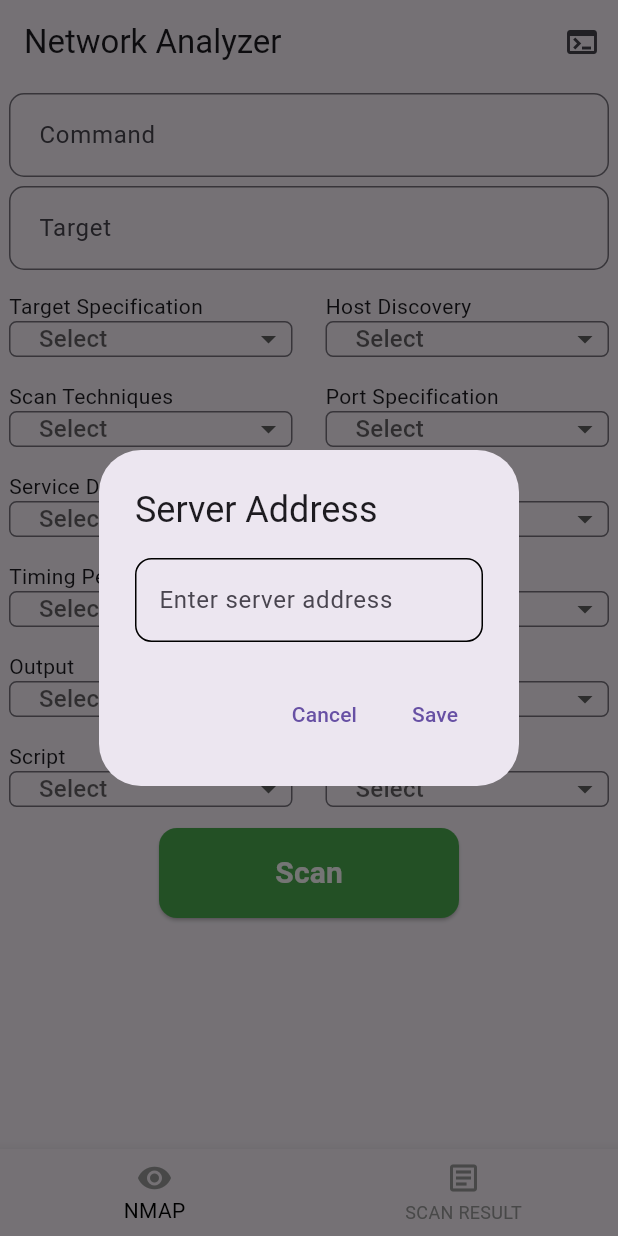
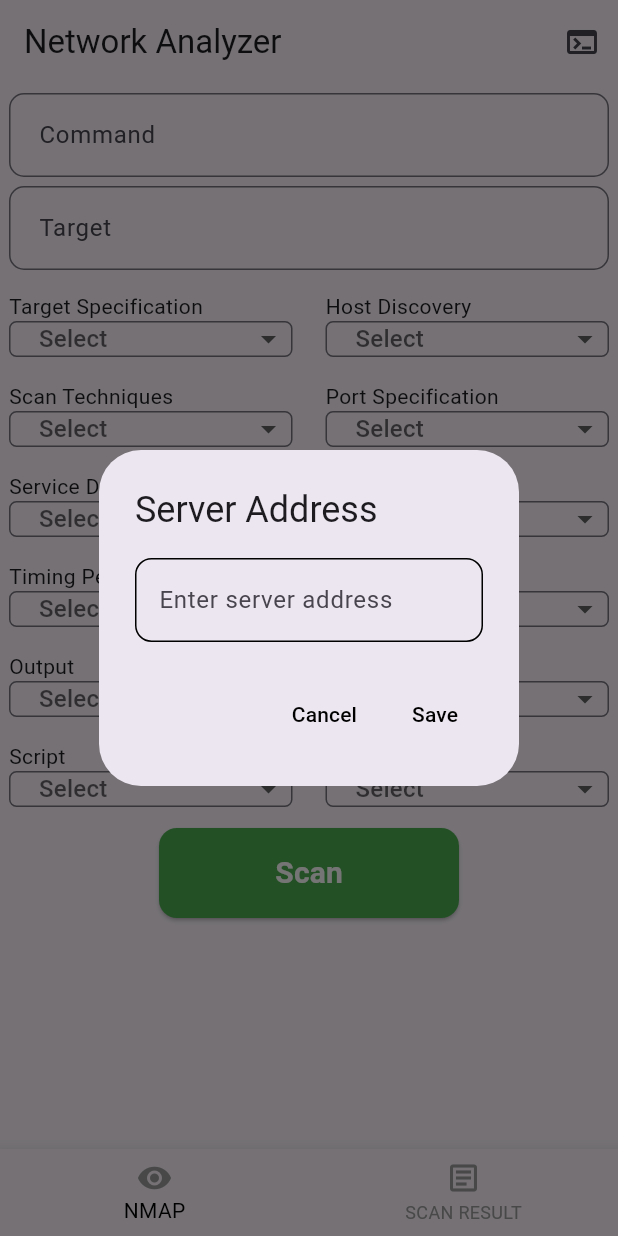
Before and after one commit to aklavya20/network-analyzer, a Flutter app: the screen it shows after launch, after a tap on the "terminal" icon, on a phone screen of 412 x 824 dp. Run offline on Flutter 3.47's test engine with Material 3 defaults, Android fonts, the phone set to English and light mode, and no system bars; our stand-ins replace dropdown_button2, fluttertoast, share_plus.

Commit message:
initial commit

```diff
--- a/lib/main.dart
+++ b/lib/main.dart
@@ -949,11 +949,17 @@ class NetworkanalyzerState extends State<Networkanalyzer> {
                   ),
                   actions: [
                     TextButton(
-                      child: const Text('Cancel'),
+                      child: const Text(
+                        'Cancel',
+                        style: TextStyle(color: Colors.black),
+                      ),
                       onPressed: () => Navigator.pop(context),
                     ),
                     TextButton(
-                        child: const Text('Save'),
+                        child: const Text(
+                          'Save',
+                          style: TextStyle(color: Colors.black),
+                        ),
                         onPressed: () {
                           setState(() {
                             serverAddress = serverController.text;
```
